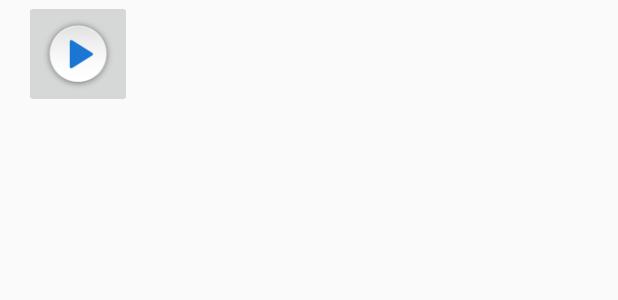
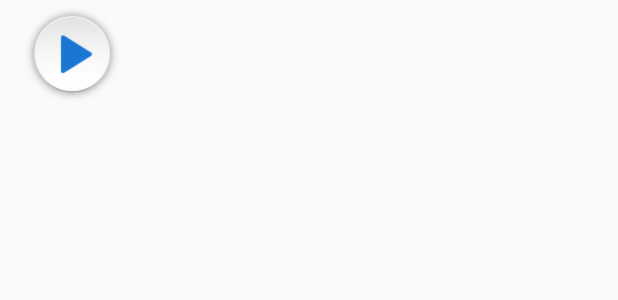
Before and after one commit to kienvu58/AndroidProjects, an Android app: the layout ringtone_list_row.xml on its own in the app's theme, with its tools: preview values and no code run, on a phone screen of 412 x 824 dp. Shown: the top 300 px of the screen. Run offline under Robolectric (Android 15) with nearby library versions, the phone set to English and light mode, and no system bars.

Commit message:
add bottom sheet

```diff
--- a/Ringtones/app/src/main/res/layout/activity_main.xml
+++ b/Ringtones/app/src/main/res/layout/activity_main.xml
@@ -1,6 +1,7 @@
 <?xml version="1.0" encoding="utf-8"?>
-<RelativeLayout xmlns:android="http://schemas.android.com/apk/res/android"
+<com.flipboard.bottomsheet.BottomSheetLayout xmlns:android="http://schemas.android.com/apk/res/android"
     xmlns:tools="http://schemas.android.com/tools"
+    android:id="@+id/bottom_sheet"
     android:layout_width="match_parent"
     android:layout_height="match_parent"
     tools:context="com.example.kienvu.ringtones.MainActivity">
@@ -9,4 +10,4 @@
         android:id="@+id/ringtone_list"
         android:layout_width="match_parent"
         android:layout_height="match_parent" />
-</RelativeLayout>
+</com.flipboard.bottomsheet.BottomSheetLayout>
--- a/Ringtones/app/src/main/res/layout/ringtone_list_row.xml
+++ b/Ringtones/app/src/main/res/layout/ringtone_list_row.xml
@@ -1,27 +1,30 @@
 <?xml version="1.0" encoding="utf-8"?>
 <LinearLayout xmlns:android="http://schemas.android.com/apk/res/android"
+    android:id="@+id/ringtone_layout"
     android:layout_width="match_parent"
     android:layout_height="@dimen/list_item_height"
     android:gravity="center_vertical"
     android:orientation="horizontal">
 
-    <ImageButton
+    <View
         android:id="@+id/play_button"
-        android:layout_width="72dp"
-        android:layout_height="72dp"
+        android:layout_width="64dp"
+        android:layout_height="64dp"
         android:layout_marginLeft="@dimen/horizontal_margin"
         android:layout_marginStart="@dimen/horizontal_margin"
+        android:background="@drawable/imagesbuttonplay"
         android:contentDescription="@string/play_button"
-        android:scaleType="fitCenter"
-        android:src="@drawable/imagesbuttonplay" />
+        android:focusable="false"
+        android:scaleType="fitCenter" />
 
     <TextView
         android:id="@+id/ringtone_title"
         android:layout_width="match_parent"
-        android:layout_height="wrap_content"
+        android:layout_height="match_parent"
         android:layout_marginEnd="@dimen/horizontal_margin"
         android:layout_marginLeft="@dimen/horizontal_margin"
         android:layout_marginRight="@dimen/horizontal_margin"
-        android:layout_marginStart="@dimen/horizontal_margin" />
+        android:layout_marginStart="@dimen/horizontal_margin"
+        android:gravity="center_vertical" />
 
 </LinearLayout>
--- a/Ringtones/app/src/main/res/values/strings.xml
+++ b/Ringtones/app/src/main/res/values/strings.xml
@@ -4,4 +4,9 @@
     <string name="share_on_facebook">Share on Facebook</string>
     <string name="share_on_twitter">Share on Twitter</string>
     <string name="play_button">Image show that ringtone is playing or not</string>
+    <string name="set_as">Set as…</string>
+    <string name="alarm_ringtone">Alarm ringtone</string>
+    <string name="phone_ringtone">Phone ringtone</string>
+    <string name="set_as_alarm_ringtone">Set as alarm ringtone</string>
+    <string name="set_as_phone_ringtone">Set as phone ringtone</string>
 </resources>
```
Also changed, not shown: Ringtones/app/src/main/java/com/example/kienvu/ringtones/MainActivity.java (+34 -1 lines), Ringtones/app/src/main/java/com/example/kienvu/ringtones/adapter/RingtonesAdapter.java (+3 -9 lines), Ringtones/app/src/main/java/com/example/kienvu/ringtones/model/Ringtone.java (+7 -4 lines), Ringtones/app/src/main/res/menu/menu_set_as.xml (added, +9 -0 lines).
